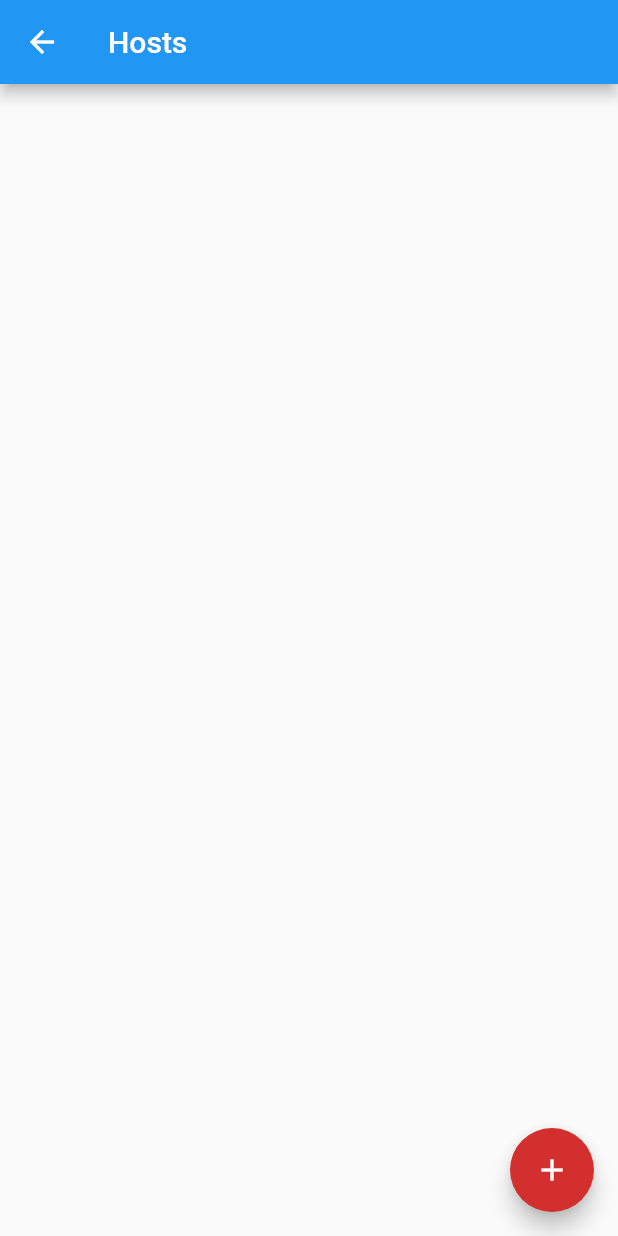
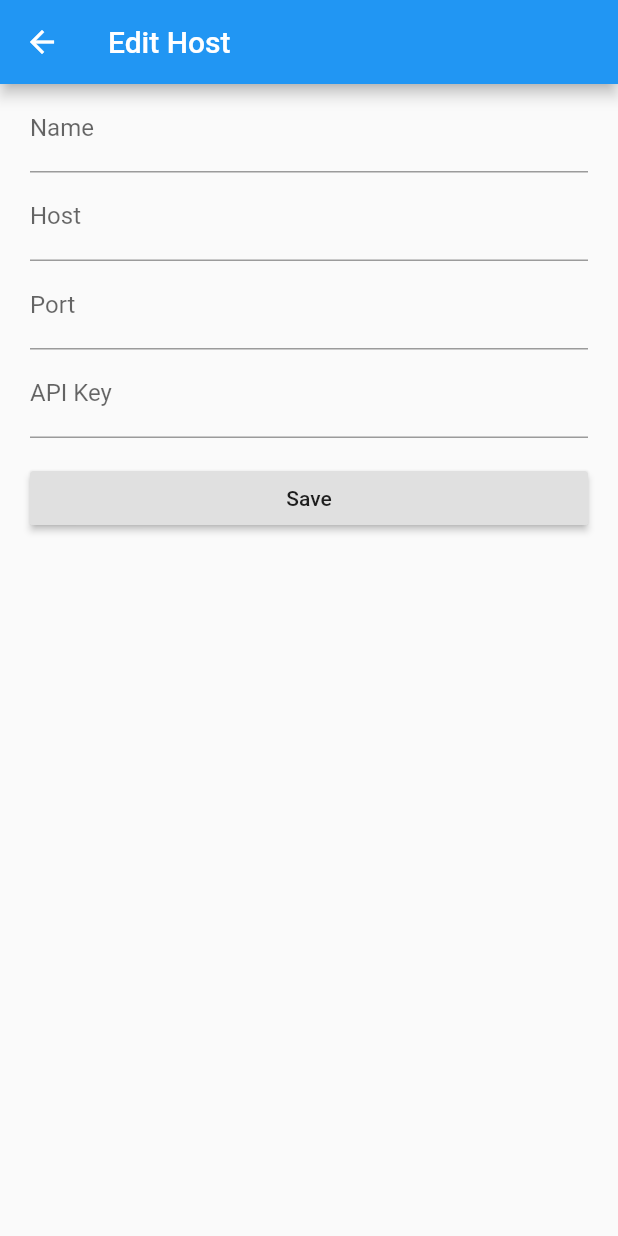
Before and after one commit to danshan/durge, a Flutter app: the SurgeHostsPage screen opened directly, after a tap on the "add" icon, on a phone screen of 412 x 824 dp. Run offline on Flutter 3.47's test engine with Material 2 defaults, Android fonts, the phone set to English and light mode, and no system bars; our stand-ins replace shared_preferences; accounts and stored records are empty.

Commit message:
feature support add / remove surge host

```diff
--- a/lib/config/durge_preferences.dart
+++ b/lib/config/durge_preferences.dart
@@ -1,14 +1,15 @@
 import 'dart:convert';
+import 'dart:developer' as developer;
 
 import 'package:shared_preferences/shared_preferences.dart';
-import 'dart:developer' as developer;
 
 import '../surge_host.dart';
 
 class Prefs {
-  final String _KEY_SURGE_HOSTS = "surge.hosts";
 
-  Future<List<SurgeHost>> listSurgeHosts() async {
+  static final String _KEY_SURGE_HOSTS = "surge.hosts";
+
+  static Future<List<SurgeHost>> listSurgeHosts() async {
     SharedPreferences prefs = await SharedPreferences.getInstance();
 
     List<String> hostStrs = prefs.getStringList(_KEY_SURGE_HOSTS);
@@ -24,18 +25,17 @@ class Prefs {
       hosts.add(host);
     }
 
-    developer.log("$hosts.length", name: "prefs");
+    developer.log("found ${hosts.length} surge hosts: $hosts", name: "prefs");
     return hosts;
   }
 
-  List<SurgeHost> listSurgeHostsSync() {
-    Future<List<SurgeHost>> future = listSurgeHosts();
-    future.then((hosts) {
-      return hosts;
-    });
+  static List<SurgeHost> listSurgeHostsSync() {
+    List<SurgeHost> hosts;
+    listSurgeHosts().then((value) => hosts = value);
+    return hosts;
   }
 
-  Future<SurgeHost> currentSurgeHostsSync() async {
+  static Future<SurgeHost> currentSurgeHost() async {
     List<SurgeHost> hosts = await listSurgeHosts();
     if (hosts == null || hosts.length == 0) {
       return null;
@@ -49,7 +49,14 @@ class Prefs {
     return hosts[0];
   }
 
-  void addSurgeHost(SurgeHost host) async {
+  static SurgeHost currentSurgeHostSync() {
+    SurgeHost host;
+    currentSurgeHost().then((value) => host = value);
+    return host;
+  }
+
+  static Future<void> addSurgeHost(SurgeHost host) async {
+    developer.log("save surge host $host", name:"prefs");
     List<SurgeHost> surgeHosts = await listSurgeHosts();
 
     for (SurgeHost exists in surgeHosts) {
@@ -67,9 +74,11 @@ class Prefs {
       hostStrs.add(jsonEncode(surgeHost));
     }
     prefs.setStringList(_KEY_SURGE_HOSTS, hostStrs);
+    developer.log("current surge hosts $hostStrs", name:"prefs");
+
   }
 
-  void delSurgeHost(SurgeHost host) async {
+  static void delSurgeHost(SurgeHost host) async {
     List<SurgeHost> surgeHosts = await listSurgeHosts();
     List<String> hostStrs = List();
 
--- a/lib/main_page/connection_status.dart
+++ b/lib/main_page/connection_status.dart
@@ -4,7 +4,6 @@
 import 'package:durge/surge_host.dart';
 import 'package:flutter/material.dart';
 
-var prefs = Prefs();
 List<SurgeHost> surgeHosts;
 
 class ConnectionStatus extends StatefulWidget {
@@ -109,14 +108,13 @@
   @override
   void initState() {
     super.initState();
-    prefs.listSurgeHosts().then((hosts) {
+    Prefs.listSurgeHosts().then((hosts) {
       developer.log(hosts.toString(), name: "surge hosts");
       surgeHosts = hosts;
       if (surgeHosts.length > 0) {
         name = surgeHosts[0].name;
       }
     });
-    developer.log("fuck");
   }
 
   @override
--- /dev/null
+++ b/lib/preferences_page/surge_host_modify_page.dart
@@ -0,0 +1,114 @@
+import 'package:durge/config/durge_preferences.dart';
+import 'package:flutter/material.dart';
+import 'package:flutter/services.dart';
+
+import '../surge_host.dart';
+
+class SurgeHostModifyPage extends StatefulWidget {
+  @override
+  _SurgeHostState createState() {
+    return _SurgeHostState();
+  }
+}
+
+class _SurgeHostState extends State<SurgeHostModifyPage> {
+  String name;
+  String host;
+  int port;
+  String apiKey;
+
+  final _formKey = GlobalKey<FormState>();
+
+  @override
+  void initState() {
+    super.initState();
+  }
+
+  @override
+  Widget build(BuildContext context) {
+    return Scaffold(
+        appBar: AppBar(
+          title: Text("Edit Host"),
+        ),
+        body: Container(
+          padding: const EdgeInsets.all(0),
+          margin: const EdgeInsets.symmetric(horizontal: 20.0),
+          child: _buildForm(),
+        ));
+  }
+
+  Future<void> _saveSurgeHost() async{
+    return Prefs.addSurgeHost(SurgeHost(
+      name: name,
+      host: host,
+      port: port,
+      apiKey: apiKey,
+      selected: true
+    ));
+  }
+
+  Form _buildForm() {
+    return Form(
+      key: _formKey,
+      child: ListView(
+        children: <Widget>[
+          TextFormField(
+            decoration:
+                InputDecoration(labelText: "Name", hintText: "Custom Name"),
+            onChanged: (value) => setState(() => this.name = value),
+            validator: (value) {
+              if (value.isEmpty) {
+                return "Name should not be empty";
+              }
+              return null;
+            },
+          ),
+          TextFormField(
+            decoration: InputDecoration(labelText: "Host", hintText: "Host"),
+            onChanged: (value) => setState(() => this.host = value),
+            validator: (value) {
+              if (value.isEmpty) {
+                return "Host should not be empty";
+              }
+              return null;
+            },
+          ),
+          TextFormField(
+            decoration: InputDecoration(labelText: "Port", hintText: "Port"),
+            keyboardType: TextInputType.number,
+            onChanged: (value) => setState(() => this.port = int.parse(value)),
+            inputFormatters: [FilteringTextInputFormatter.digitsOnly],
+            validator: (value) {
+              if (value.isEmpty) {
+                return "Port should not be empty";
+              }
+              return null;
+            },
+          ),
+          TextFormField(
+            decoration:
+                InputDecoration(labelText: "API Key", hintText: "API Key"),
+            onChanged: (value) => setState(() => this.apiKey = value),
+            validator: (value) {
+              if (value.isEmpty) {
+                return "API key should not be empty";
+              }
+              return null;
+            },
+          ),
+          Padding(
+            padding: const EdgeInsets.symmetric(vertical: 16.0),
+            child: RaisedButton(
+              onPressed: () {
+                if (_formKey.currentState.validate()) {
+                  _saveSurgeHost().then((value) => Navigator.pop(context));
+                }
+              },
+              child: Text('Save'),
+            ),
+          ),
+        ],
+      ),
+    );
+  }
+}
--- a/lib/preferences_page/surge_hosts_page.dart
+++ b/lib/preferences_page/surge_hosts_page.dart
@@ -1,41 +1,105 @@
 import 'package:durge/config/durge_preferences.dart';
+import 'package:durge/preferences_page/surge_host_modify_page.dart';
 import 'package:durge/surge_host.dart';
 import 'package:flutter/cupertino.dart';
 import 'package:flutter/material.dart';
 
-class SurgeHostsPage extends StatelessWidget {
+class SurgeHostsPage extends StatefulWidget {
+  @override
+  _SurgeHostsState createState() {
+    return _SurgeHostsState();
+  }
+}
+
+class _SurgeHostsState extends State<SurgeHostsPage> {
+  Future _listSurgeHosts() async {
+    return Prefs.listSurgeHosts();
+  }
+
+  Widget _buildFuture(BuildContext context, AsyncSnapshot snapshot) {
+    switch (snapshot.connectionState) {
+      case ConnectionState.none:
+        return Text('还没有开始网络请求');
+      case ConnectionState.active:
+        return Text('ConnectionState.active');
+      case ConnectionState.waiting:
+        return Center(
+          child: CircularProgressIndicator(),
+        );
+      case ConnectionState.done:
+        if (snapshot.hasError) return Text('Error: ${snapshot.error}');
+        return _createHostsView(context, snapshot);
+      default:
+        return null;
+    }
+  }
+
+  Widget _createHostsView(BuildContext context, AsyncSnapshot snapshot) {
+    List hosts = snapshot.data;
+    print(hosts);
+    return Container(
+      padding: const EdgeInsets.all(0),
+      margin: const EdgeInsets.all(20.0),
+      child: ListView.builder(
+        itemBuilder: (context, index) => _hostBuilder(context, index, hosts),
+        itemCount: hosts.length,
+      ),
+    );
+  }
+
+  Widget _hostBuilder(BuildContext context, int index, List<SurgeHost> hosts) {
+    final host = hosts[index];
+
+    return Dismissible(
+      key: Key(host.name),
+      direction: DismissDirection.endToStart,
+      onDismissed: (direction) {
+        hosts.removeAt(index);
+        Prefs.delSurgeHost(host);
+        Scaffold.of(context)
+            .showSnackBar(SnackBar(content: Text("${host.name} removed")));
+      },
+      child: ListTile(
+        title: Text(
+          host.name,
+          style: TextStyle(color: Colors.white),
+        ),
+        subtitle: Text("${host.host}:${host.port} ${host.apiKey}",
+            style: TextStyle(color: Colors.white54)),
+        trailing: Icon(
+          Icons.chevron_right,
+          color: Colors.white,
+        ),
+        tileColor: Colors.black45,
+      ),
+      background: Container(
+        alignment: AlignmentDirectional.centerEnd,
+        color: Colors.red,
+        child: Padding(
+          padding: EdgeInsets.fromLTRB(0.0, 0.0, 10.0, 0.0),
+          child: Icon(
+            Icons.delete,
+            color: Colors.white,
+          ),
+        ),
+      ),
+    );
+  }
+
   @override
   Widget build(BuildContext context) {
-    List<SurgeHost> hosts = Prefs().listSurgeHostsSync();
-
     return Scaffold(
       appBar: AppBar(
         title: Text("Hosts"),
       ),
-      body: Container(
-        padding: const EdgeInsets.all(0),
-        margin: const EdgeInsets.symmetric(horizontal: 20.0),
-        child: hosts == null
-            ? null
-            : ListView.builder(
-                itemCount: hosts.length,
-                itemBuilder: (context, index) {
-                  final host = hosts[index];
-
-                  return Dismissible(
-                    key: Key(host.name),
-                    onDismissed: (direction) {
-                      hosts.removeAt(index);
-                      Scaffold.of(context).showSnackBar(
-                          SnackBar(content: Text("${host.name} removed")));
-                    },
-                  );
-                },
-              ),
+      body: FutureBuilder(
+        builder: _buildFuture,
+        future: _listSurgeHosts(),
       ),
       floatingActionButton: FloatingActionButton(
         onPressed: () {
-//          _showCreateDialog(context);
+          Navigator.push(context,
+              MaterialPageRoute(builder: (context) => SurgeHostModifyPage()));
         },
         child: const Icon(Icons.add),
         backgroundColor: Theme.of(context).colorScheme.error,
--- a/lib/surge_host.dart
+++ b/lib/surge_host.dart
@@ -1,24 +1,36 @@
+import 'package:flutter/cupertino.dart';
+
 class SurgeHost {
-  SurgeHost({this.name, this.host, this.port, this.password, this.selected});
+  SurgeHost({
+    @required this.name,
+    @required this.host,
+    @required this.port,
+    @required this.apiKey,
+    @required this.selected,
+  });
 
   final String name;
   final String host;
   final int port;
-  final String password;
+  final String apiKey;
   final bool selected;
 
   SurgeHost.fromJson(Map<String, dynamic> json)
       : name = json['name'],
         host = json['host'],
         port = json['port'],
-        password = json['password'],
+        apiKey = json['apiKey'],
         selected = json['selected'];
 
   Map<String, dynamic> toJson() => {
         'name': name,
         'host': host,
         'port': port,
-        'password': password,
+        'apiKey': apiKey,
         'selected': selected,
       };
+
+  String toString() {
+    return "$name - $host - $port";
+  }
 }
```
Also changed, not shown: lib/commons/common_panel.dart (added, +28 -0 lines), lib/preferences_page/preference_page.dart (+33 -60 lines).
